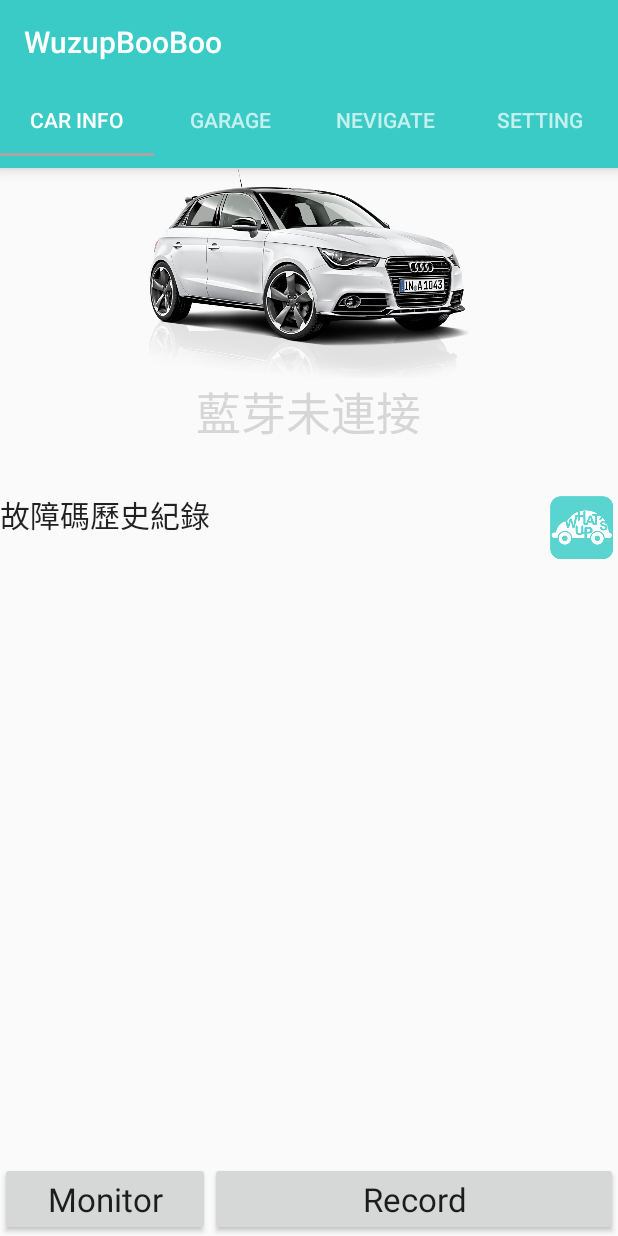
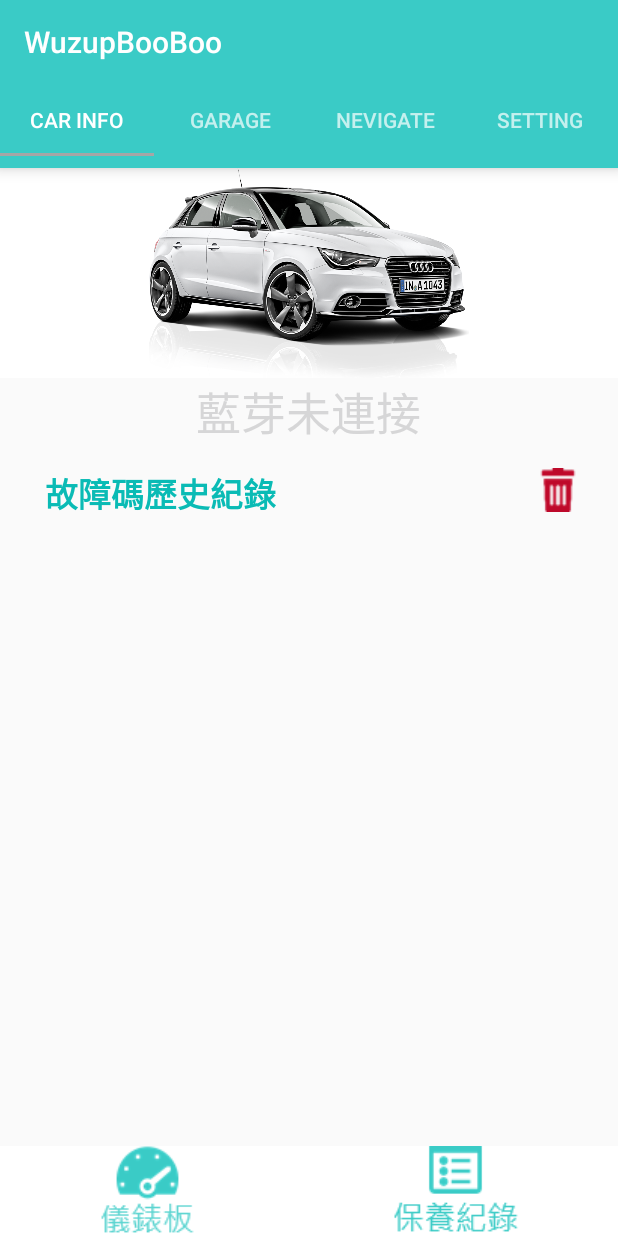
Before and after one commit to BowenKuo/jiatengying, an Android app: the CarInfo screen opened directly, with no data from a screen before it, on a phone screen of 412 x 824 dp. Run offline under Robolectric (Android 15) with nearby library versions, the phone set to English and light mode, and no system bars; libraries missing offline, so code that uses them is left out: com.github.pires.obd.

Commit message:
update car info bottom two buttons fix the bug when you update car brand type setting, back into car info would not update.

```diff
--- a/app/src/main/java/org/onlineservice/rand/login/CarInfo.java
+++ b/app/src/main/java/org/onlineservice/rand/login/CarInfo.java
@@ -12,11 +12,12 @@ import android.support.annotation.NonNull;
 import android.support.v4.app.Fragment;
 import android.support.v4.widget.SwipeRefreshLayout;
 import android.support.v7.app.AlertDialog;
+import android.util.Log;
 import android.view.LayoutInflater;
 import android.view.View;
 import android.view.ViewGroup;
 import android.widget.ArrayAdapter;
-import android.widget.Button;
+import android.widget.ImageButton;
 import android.widget.ImageView;
 import android.widget.ListView;
 import android.widget.TextView;
@@ -40,7 +41,7 @@ public class CarInfo extends Fragment implements SwipeRefreshLayout.OnRefreshLis
     //Variables
     private ImageView clearHistory, carPicture;
     private TextView carStatus;
-    private Button toMonitor, toRecord;
+    private ImageButton toMonitor, toRecord;
     private ListView listView;
     private BluetoothSocket socket;
     private Bitmap carBitmap;
@@ -56,8 +57,8 @@ public class CarInfo extends Fragment implements SwipeRefreshLayout.OnRefreshLis
         carPicture = (ImageView) view.findViewById(R.id.carPicture);
         clearHistory = (ImageView) view.findViewById(R.id.clearHistory);
         carStatus = (TextView) view.findViewById(R.id.carStatus);
-        toMonitor = (Button) view.findViewById(R.id.toMonitor);
-        toRecord = (Button) view.findViewById(R.id.toRecord);
+        toMonitor = (ImageButton) view.findViewById(R.id.toMonitor);
+        toRecord = (ImageButton) view.findViewById(R.id.toRecord);
         listView = (ListView) view.findViewById(R.id.troubleCodesHistory);
 
         carPicture.setOnClickListener(setCarPictureListener());
@@ -94,6 +95,7 @@ public class CarInfo extends Fragment implements SwipeRefreshLayout.OnRefreshLis
             Intent intent = new Intent(getActivity(), CarSettingActivity.class);
             startActivity(intent);
         } else {
+            Log.w("fuck car info car details", sdb.getMcarDetail().toString());
             byte[] carPhoto = sdb.getMcarPhoto();
             if (carPhoto != null) {
                 carBitmap = BitmapFactory.decodeByteArray(carPhoto, 0, carPhoto.length);
@@ -101,6 +103,7 @@ public class CarInfo extends Fragment implements SwipeRefreshLayout.OnRefreshLis
             }
         }
     }
+
     //ToMonitorOnClickListener
     private View.OnClickListener setToMonitorListener(){
         return new View.OnClickListener() {
@@ -253,6 +256,7 @@ public class CarInfo extends Fragment implements SwipeRefreshLayout.OnRefreshLis
     @Override
     public View onCreateView(LayoutInflater inflater, ViewGroup container, Bundle savedInstanceState) {
         View view = inflater.inflate(R.layout.activity_carinfo, container, false);
+        Log.w("fuck", "car info on createView");
         initialize(view);
 //        return inflater.inflate(R.layout.activity_carinfo, container, false);
         return view;
@@ -262,5 +266,6 @@ public class CarInfo extends Fragment implements SwipeRefreshLayout.OnRefreshLis
     @Override
     public void onRefresh() {
         loadUI();
+        Log.w("shit", "fuck you");
     }
 }
--- a/app/src/main/java/org/onlineservice/rand/login/MainActivity.java
+++ b/app/src/main/java/org/onlineservice/rand/login/MainActivity.java
@@ -19,6 +19,8 @@ public class MainActivity extends AppCompatActivity implements LocationListener
 
     private SQLiteHandler db;
     private SessionManager session;
+    private ViewPager viewPager;
+    private PagerAdapter adapter;
 
     @Override
     protected void onCreate(Bundle savedInstanceState) {
@@ -36,8 +38,8 @@ public class MainActivity extends AppCompatActivity implements LocationListener
         tabLayout.addTab(tabLayout.newTab().setText("Setting"));
         tabLayout.setTabGravity(TabLayout.GRAVITY_FILL);
 
-        final ViewPager viewPager = (ViewPager) findViewById(R.id.pager);
-        final PagerAdapter adapter = new PagerAdapter
+        viewPager = (ViewPager) findViewById(R.id.pager);
+        adapter = new PagerAdapter
                 (getSupportFragmentManager(), tabLayout.getTabCount());
         viewPager.setAdapter(adapter);
         viewPager.addOnPageChangeListener(new TabLayout.TabLayoutOnPageChangeListener(tabLayout));
@@ -76,6 +78,13 @@ public class MainActivity extends AppCompatActivity implements LocationListener
     @Override
     public void onResume() {
         super.onResume();
+        int item_n = viewPager.getCurrentItem();
+//        viewPager.getAdapter()
+        Log.w("fuck", String.valueOf(item_n));
+        if (item_n == 0) {
+            adapter.notifyDataSetChanged();
+            Log.w("fuck", "you !!!");
+        }
         Log.w("fuck", "you");
     }
     /**
--- a/app/src/main/java/org/onlineservice/rand/login/PagerAdapter.java
+++ b/app/src/main/java/org/onlineservice/rand/login/PagerAdapter.java
@@ -41,4 +41,9 @@ public class PagerAdapter extends FragmentStatePagerAdapter {
     public int getCount() {
         return mNumOfTabs;
     }
+
+    @Override
+    public int getItemPosition(Object object) {
+        return POSITION_NONE;
+    }
 }
--- a/app/src/main/res/layout/activity_carinfo.xml
+++ b/app/src/main/res/layout/activity_carinfo.xml
@@ -78,13 +78,13 @@
             android:layout_gravity="center_horizontal"
             android:src="@drawable/car"
             android:clickable="true"
-            android:background="@android:color/transparent" />
+            android:background="#FFFFFFFF" />
 
         <TextView
             android:layout_width="wrap_content"
             android:layout_height="wrap_content"
             android:text="@string/status_not_connect"
-            android:textSize="30sp"
+            android:textSize="30dp"
             android:id="@+id/carStatus"
             android:layout_gravity="center_horizontal"
             android:textColor="@color/design_textinput_error_color_light"
@@ -98,21 +98,25 @@
         android:textAppearance="?android:attr/textAppearanceLarge"
         android:text="@string/dtcHistoryTitle"
         android:id="@+id/textView4"
-        android:textSize="20sp"
+        android:textSize="22dp"
         android:layout_below="@+id/linearLayout2"
         android:layout_alignParentLeft="true"
         android:layout_alignParentStart="true"
-        android:layout_marginTop="36dp" />
+        android:layout_marginTop="20dp"
+        android:textColor="@color/colorPrimaryDark"
+        android:textStyle="bold"
+        android:paddingStart="30dp" />
 
     <ImageView
         android:layout_width="wrap_content"
         android:layout_height="wrap_content"
         android:id="@+id/clearHistory"
-        android:src="@mipmap/ic_launcher"
+        android:src="@drawable/can"
         android:layout_alignTop="@+id/textView4"
         android:layout_alignParentRight="true"
         android:layout_alignParentEnd="true"
-        android:clickable="true" />
+        android:clickable="true"
+        android:paddingEnd="25dp" />
 
     <android.support.v4.widget.SwipeRefreshLayout
         android:layout_width="wrap_content"
@@ -123,30 +127,36 @@
         android:layout_alignEnd="@+id/clearHistory"
         android:layout_marginTop="24dp" ></android.support.v4.widget.SwipeRefreshLayout>
 
-    <Button
+    <LinearLayout
         android:layout_width="wrap_content"
-        android:layout_height="wrap_content"
-        android:textAppearance="?android:attr/textAppearanceLarge"
-        android:text="@string/monitor"
-        android:id="@+id/toMonitor"
-        android:layout_alignParentBottom="true"
+        android:layout_height="70dp"
+        android:orientation="horizontal"
+        android:layout_alignBottom="@+id/refreshLayout"
         android:layout_alignParentLeft="true"
         android:layout_alignParentStart="true"
-        android:layout_alignRight="@+id/textView4"
-        android:layout_alignEnd="@+id/textView4"
-        android:clickable="true" />
+        android:layout_alignParentRight="true"
+        android:layout_alignParentEnd="true"
+        android:id="@+id/linearLayout3"
+        android:layout_marginBottom="-10dp">
+        <ImageButton
+            android:layout_width="wrap_content"
+            android:layout_height="match_parent"
+            android:id="@+id/toMonitor"
+            android:clickable="true"
+            android:layout_weight="1"
+            android:src="@drawable/dashboard"
+            android:background="@color/white"/>
 
-    <Button
+        <ImageButton
             android:layout_width="wrap_content"
-        android:layout_height="wrap_content"
-        android:textAppearance="?android:attr/textAppearanceLarge"
-        android:text="@string/record"
+            android:layout_height="match_parent"
             android:id="@+id/toRecord"
-        android:layout_toRightOf="@+id/toMonitor"
-        android:layout_alignTop="@+id/toMonitor"
-        android:layout_alignRight="@+id/clearHistory"
-        android:layout_alignEnd="@+id/clearHistory"
-        android:clickable="true" />
+            android:clickable="true"
+            android:layout_weight="1"
+            android:src="@drawable/record"
+            android:background="@color/white"/>
+    </LinearLayout>
+
 
 
     <ListView
@@ -156,7 +166,8 @@
         android:layout_below="@+id/clearHistory"
         android:layout_alignParentLeft="true"
         android:layout_alignParentStart="true"
-        android:layout_above="@+id/toMonitor" />
+        android:layout_above="@+id/linearLayout3"
+        android:paddingStart="20dp" />
 
 
 </RelativeLayout>
--- a/app/src/main/res/layout/activity_setting.xml
+++ b/app/src/main/res/layout/activity_setting.xml
@@ -35,7 +35,7 @@
 
         <TextView
             android:layout_width="fill_parent"
-            android:layout_height="wrap_content"
+            android:layout_height="match_parent"
             android:text="name"
             android:layout_marginBottom="10dp"
             android:textColor="@color/btn_login_bg"
@@ -54,7 +54,7 @@
 
         <TextView
             android:layout_width="fill_parent"
-            android:layout_height="wrap_content"
+            android:layout_height="match_parent"
             android:text="email"
             android:singleLine="true"
             android:layout_marginBottom="10dp"
@@ -69,7 +69,7 @@
 
         <TextView
             android:layout_width="fill_parent"
-            android:layout_height="wrap_content"
+            android:layout_height="match_parent"
             android:text="phone"
             android:layout_marginBottom="10dp"
             android:singleLine="true"
```
Also changed, not shown: app/src/main/java/helper/SQLiteHandler.java (+10 -7 lines), app/src/main/java/org/onlineservice/rand/login/CarSettingActivity.java (+14 -4 lines), app/src/main/res/drawable/dashboard-1.png (deleted), app/src/main/res/drawable/record-1.png (deleted), app/src/main/res/layout/record-1.png (deleted), app/src/main/res/layout/record.png (deleted). Lines whose indentation alone changed are shown as unchanged.
